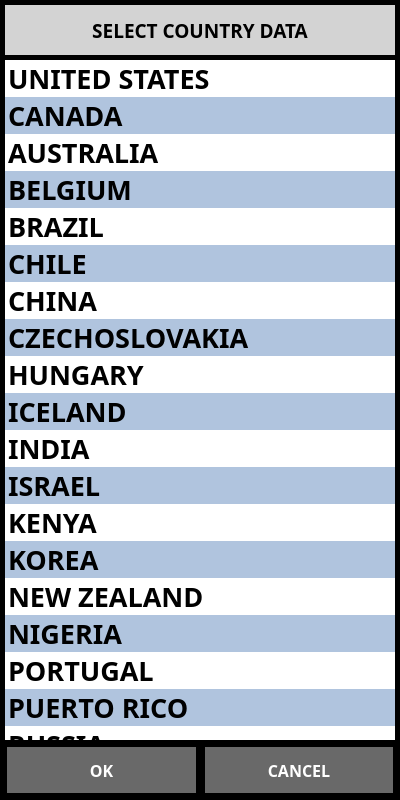
Before: the Qt Designer form ui/CountryDialog.ui in UnexplodedMinds/Stratofier, drawn with Qt 5.
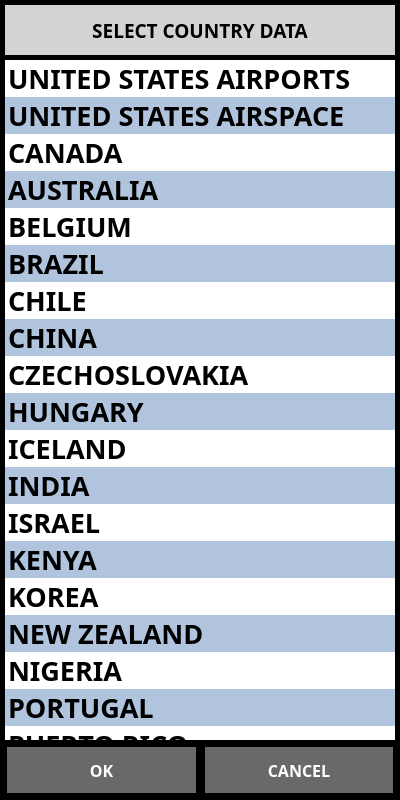
After: the same form once the commit is applied.

Commit message: Airspace display feature added. Fixes to positioning.  Y coords were backward making it seem like the rotation was 180 deg off. Small bug fix to landscape roll indicator center of rotation.

```diff
--- a/ui/CountryDialog.ui
+++ b/ui/CountryDialog.ui
@@ -151,6 +151,12 @@
 	selection-color: white;
 	selection-background-color: black;
 	alternate-background-color: LightSteelBlue;
+}
+
+QListWidget:item:selected
+{
+	background: black;
+	color: white;
 }</string>
      </property>
      <property name="frameShape">
@@ -185,7 +191,12 @@
      </property>
      <item>
       <property name="text">
-       <string>UNITED STATES</string>
+       <string>UNITED STATES AIRPORTS</string>
+      </property>
+     </item>
+     <item>
+      <property name="text">
+       <string>UNITED STATES AIRSPACE</string>
       </property>
      </item>
      <item>
```
The commit also changes 24 other files.
